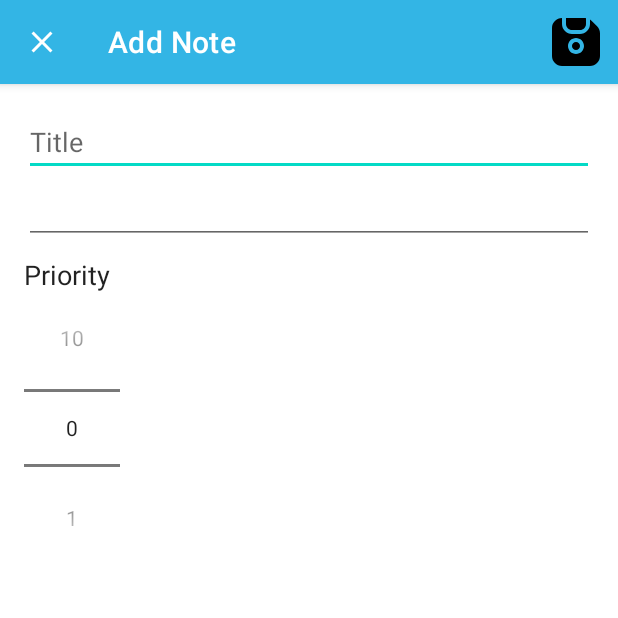
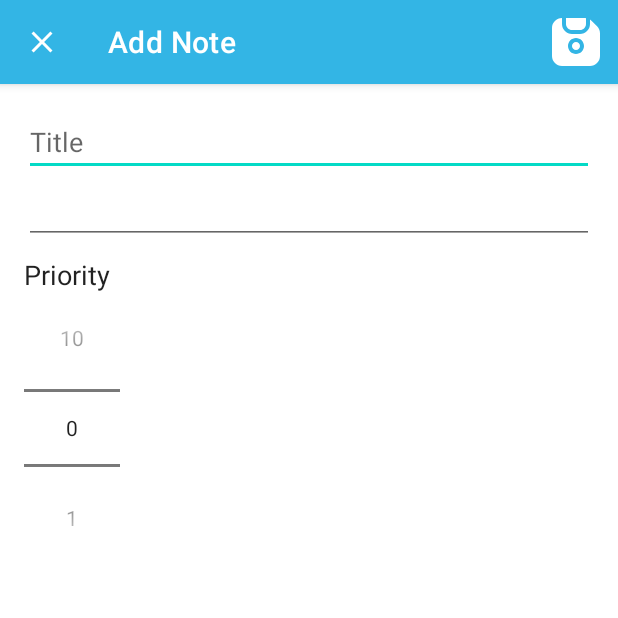
Before and after one commit to busingebrian/Note-App, an Android app: the AddEditActivity screen opened directly, with no data from a screen before it, on a phone screen of 412 x 824 dp, the top half of it. Run offline under Robolectric (Android 15) with nearby library versions, the phone set to English and light mode, and no system bars.

Commit message:
save icon to white

```diff
--- a/app/src/main/res/drawable/save.xml
+++ b/app/src/main/res/drawable/save.xml
@@ -4,12 +4,12 @@
     android:viewportWidth="512"
     android:viewportHeight="512">
   <path
-      android:fillColor="#FF000000"
+      android:fillColor="#FFFFFFFF"
       android:pathData="M256,298.67m-42.67,0a42.67,42.67 0,1 1,85.33 0a42.67,42.67 0,1 1,-85.33 0"/>
   <path
-      android:fillColor="#FF000000"
+      android:fillColor="#FFFFFFFF"
       android:pathData="M480.77,87.94l-56.7,-56.7c-5.67,-5.59 -11.96,-10.52 -18.73,-14.7V64c-0.07,58.88 -47.79,106.6 -106.67,106.67h-85.33C154.45,170.6 106.74,122.88 106.67,64V0C47.79,0.07 0.07,47.79 0,106.67v298.67C0.07,464.21 47.79,511.93 106.67,512h298.67C464.21,511.93 511.93,464.21 512,405.33V163.35C512.08,135.05 500.83,107.89 480.77,87.94zM256,384c-47.13,0 -85.33,-38.21 -85.33,-85.33s38.21,-85.33 85.33,-85.33s85.33,38.21 85.33,85.33S303.13,384 256,384z"/>
   <path
-      android:fillColor="#FF000000"
+      android:fillColor="#FFFFFF"
       android:pathData="M213.33,128h85.33c35.35,0 64,-28.65 64,-64V1.37c-4.64,-0.76 -9.32,-1.21 -14.02,-1.37H149.33v64C149.33,99.35 177.99,128 213.33,128z"/>
 </vector>
```
